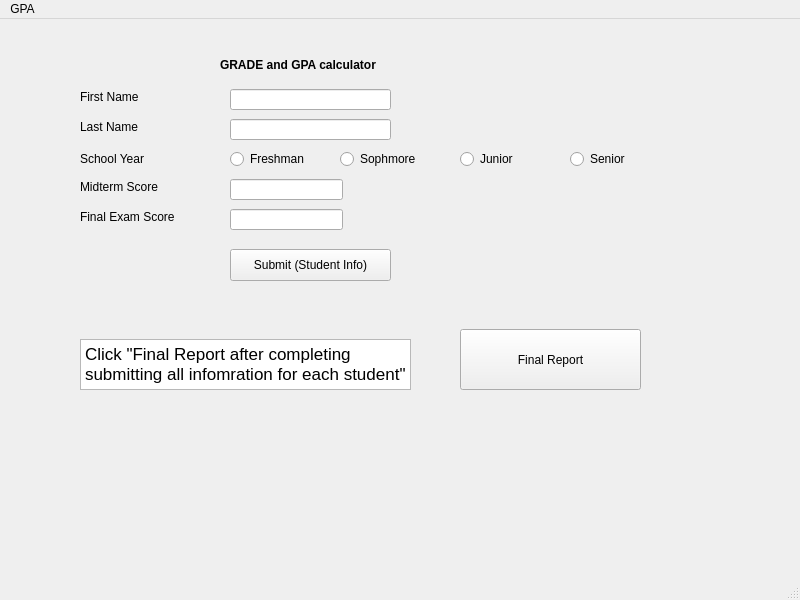
SarahNakamura/CIST1620_FinalProject_1, file gui.ui: the form before one commit.
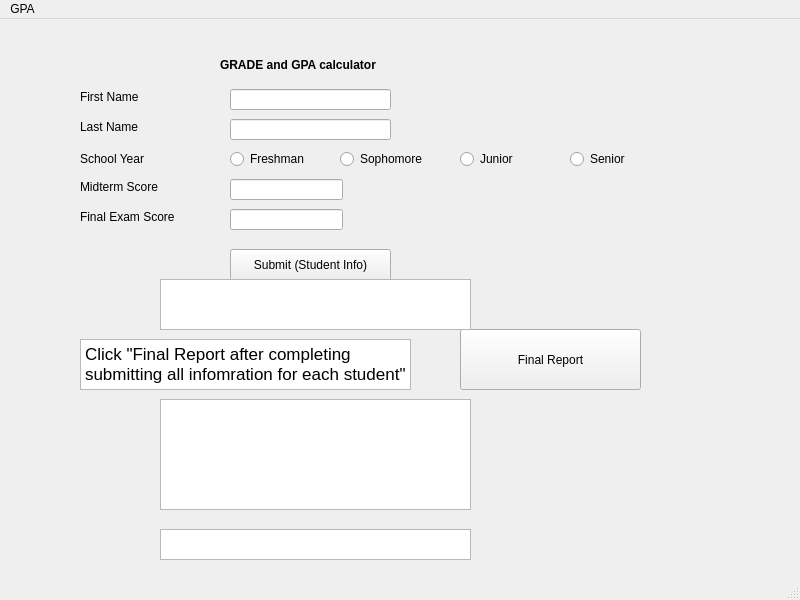
The form after the commit.

```diff
--- a/gui.ui
+++ b/gui.ui
@@ -175,7 +175,7 @@
      </rect>
     </property>
     <property name="text">
-     <string>Sophmore</string>
+     <string>Sophomore</string>
     </property>
    </widget>
    <widget class="QRadioButton" name="radioButton_junior">
@@ -267,6 +267,36 @@
 &lt;p style=&quot; margin-top:0px; margin-bottom:0px; margin-left:0px; margin-right:0px; -qt-block-indent:0; text-indent:0px;&quot;&gt;Click &amp;quot;Final Report after completing submitting all infomration for each student&amp;quot;&lt;/p&gt;&lt;/body&gt;&lt;/html&gt;</string>
     </property>
    </widget>
+   <widget class="QTextBrowser" name="Error_message">
+    <property name="geometry">
+     <rect>
+      <x>160</x>
+      <y>260</y>
+      <width>311</width>
+      <height>51</height>
+     </rect>
+    </property>
+   </widget>
+   <widget class="QTextBrowser" name="final_message">
+    <property name="geometry">
+     <rect>
+      <x>160</x>
+      <y>510</y>
+      <width>311</width>
+      <height>31</height>
+     </rect>
+    </property>
+   </widget>
+   <widget class="QTextBrowser" name="GPA_display">
+    <property name="geometry">
+     <rect>
+      <x>160</x>
+      <y>380</y>
+      <width>311</width>
+      <height>111</height>
+     </rect>
+    </property>
+   </widget>
   </widget>
   <widget class="QMenuBar" name="menubar">
    <property name="geometry">
```
Left out of the diff: 22 changed lines with no effect on the pictures.
